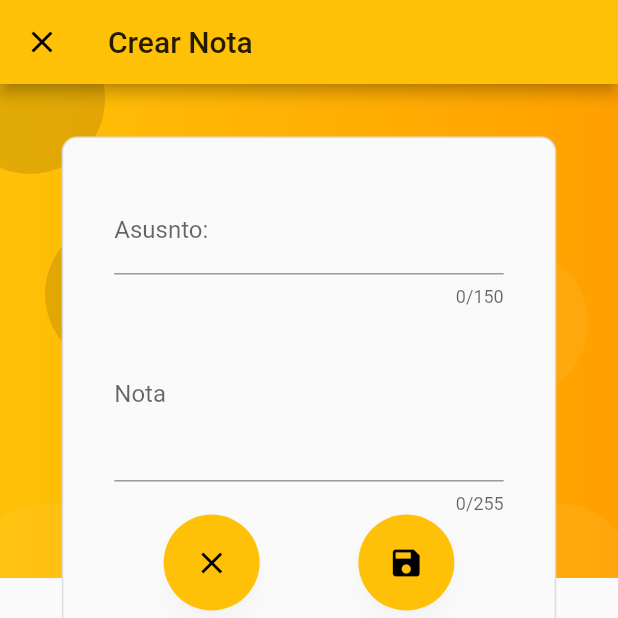
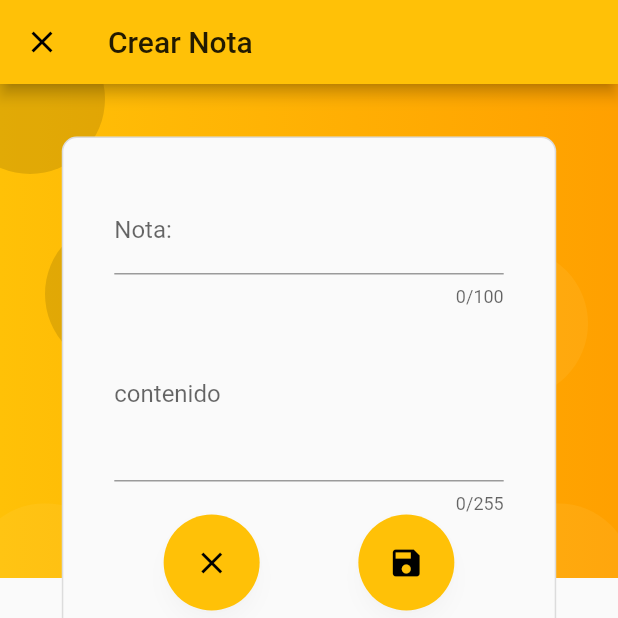
Before and after one commit to WiloCh/YourLibrary, a Flutter app: the NotesPage screen opened directly, after a tap on the "add circle" icon, on a phone screen of 412 x 824 dp, the top half of it. Run offline on Flutter 3.47's test engine with Material 2 defaults, Android fonts, the phone set to English and light mode, and no system bars; our stand-ins replace image_picker, sqflite; missing offline and left inert: cloudinary_public, progress_indicator; accounts and stored records are empty; network calls fail.

Commit message:
SQLite: Eliminar nota

```diff
--- a/yourlibrary/lib/src/pages/notes_page.dart
+++ b/yourlibrary/lib/src/pages/notes_page.dart
@@ -14,7 +14,7 @@ class _NotesPageState extends State<NotesPage> {
   @override
   Widget build(BuildContext context) {
     return Scaffold(
-      appBar: Standard.appBar(context, "Notas/Apuntes"),
+      appBar: Standard.appBar3(context, "Notas"),
       body: Container(
         margin: EdgeInsets.symmetric(horizontal: 10.0),
         child: NotesList(),
--- a/yourlibrary/lib/src/providers/db_provider.dart
+++ b/yourlibrary/lib/src/providers/db_provider.dart
@@ -46,9 +46,9 @@ class DBProvider {
         : [];
   }
 
-  Future<int> updateData(Notes newElement) async {
+  //Eliminar
+  Future<int> deleteData(int id) async {
     final db = await database;
-    return db.update('Notes', newElement.toJson(),
-        where: 'id = ?', whereArgs: [newElement.id]);
+    return await db.delete('Notes', where: 'id = ?', whereArgs: [id]);
   }
 }
--- a/yourlibrary/lib/src/utils/standard_widgets.dart
+++ b/yourlibrary/lib/src/utils/standard_widgets.dart
@@ -1,4 +1,5 @@
 import 'package:flutter/material.dart';
+import 'package:yourlibrary/src/pages/main_page.dart';
 
 class Standard {
   static Widget getBackground(BuildContext context) {
@@ -47,6 +48,7 @@ class Standard {
     );
   }
 
+  //Barra superio con el Icono de Close
   static AppBar appBar2(BuildContext context, String title) {
     return AppBar(
       title: Text(title),
@@ -59,6 +61,20 @@ class Standard {
               });
         },
       ),
+    );
+  }
+
+  //Barra superio con el Icono de Close y Flecha de regresar
+  static AppBar appBar3(BuildContext context, String title) {
+    return AppBar(
+      title: Text(title),
+      actions: [
+        IconButton(
+          onPressed: () => Navigator.of(context).push(MaterialPageRoute(
+              builder: (context) => MainPage(titulo: "Your Library"))),
+          icon: Icon(Icons.close),
+        )
+      ],
     );
   }
 
--- a/yourlibrary/lib/src/widgets/content/note_form.dart
+++ b/yourlibrary/lib/src/widgets/content/note_form.dart
@@ -74,14 +74,14 @@ class _NotesFormState extends State<NotesForm> {
           _element.matter = value.toString();
         },
         validator: (value) {
-          if (value!.length < 5) {
-            return "El Asunto debe tener al menos 5 caracteres";
+          if (value!.length < 1) {
+            return "El Asunto debe tener al menos 1 caracteres";
           } else {
             return null; //Validación se cumple al retorna null
           }
         },
-        decoration: InputDecoration(labelText: "Asusnto:"),
-        maxLength: 150,
+        decoration: InputDecoration(labelText: "Nota:"),
+        maxLength: 100,
         maxLines: 1);
   }
 
@@ -93,13 +93,13 @@ class _NotesFormState extends State<NotesForm> {
           _element.note = value.toString();
         },
         validator: (value) {
-          if (value!.length < 5) {
-            return "Debe ingresar una Nota con al menos 5 caracteres";
+          if (value!.length < 4) {
+            return "Debe ingresar una Nota con al menos 4 caracteres";
           } else {
             return null; //Validación se cumple al retorna null
           }
         },
-        decoration: InputDecoration(labelText: "Nota"),
+        decoration: InputDecoration(labelText: "contenido"),
         maxLength: 255,
         maxLines: 4);
   }
```
Also changed, not shown: yourlibrary/lib/src/delegates/search_book_delegate.dart (deleted, +0 -45 lines), yourlibrary/lib/src/providers/notes_provider.dart (+2 -7 lines), yourlibrary/lib/src/widgets/lists/notes_list.dart (+36 -3 lines).
